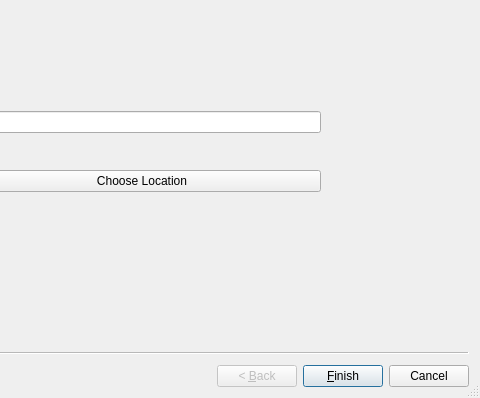
Above: RTIe/RTIe_builder/project_Wizard.ui from Super-SaiyanSandwich/ECMM427 before the change; both pictures show x 221 to 701 and y 0 to 398 of the 701 by 398 pixel window. Below: the same form after it.
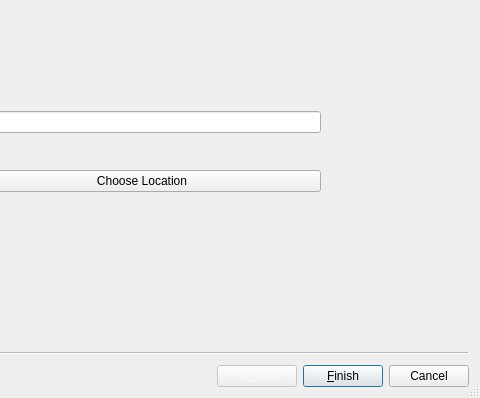
That is the form after the change.

The edit to the form file:
```diff
--- a/RTIe/RTIe_builder/project_Wizard.ui
+++ b/RTIe/RTIe_builder/project_Wizard.ui
@@ -13,6 +13,43 @@
     <height>398</height>
    </rect>
   </property>
+  <property name="palette">
+   <palette>
+    <active>
+     <colorrole role="ButtonText">
+      <brush brushstyle="SolidPattern">
+       <color alpha="255">
+        <red>0</red>
+        <green>0</green>
+        <blue>0</blue>
+       </color>
+      </brush>
+     </colorrole>
+    </active>
+    <inactive>
+     <colorrole role="ButtonText">
+      <brush brushstyle="SolidPattern">
+       <color alpha="255">
+        <red>0</red>
+        <green>0</green>
+        <blue>0</blue>
+       </color>
+      </brush>
+     </colorrole>
+    </inactive>
+    <disabled>
+     <colorrole role="ButtonText">
+      <brush brushstyle="SolidPattern">
+       <color alpha="127">
+        <red>255</red>
+        <green>255</green>
+        <blue>255</blue>
+       </color>
+      </brush>
+     </colorrole>
+    </disabled>
+   </palette>
+  </property>
   <property name="windowTitle">
    <string>Project Creation Wizard</string>
   </property>
```
Left out of the diff: 458 changed lines with no effect on the pictures.
